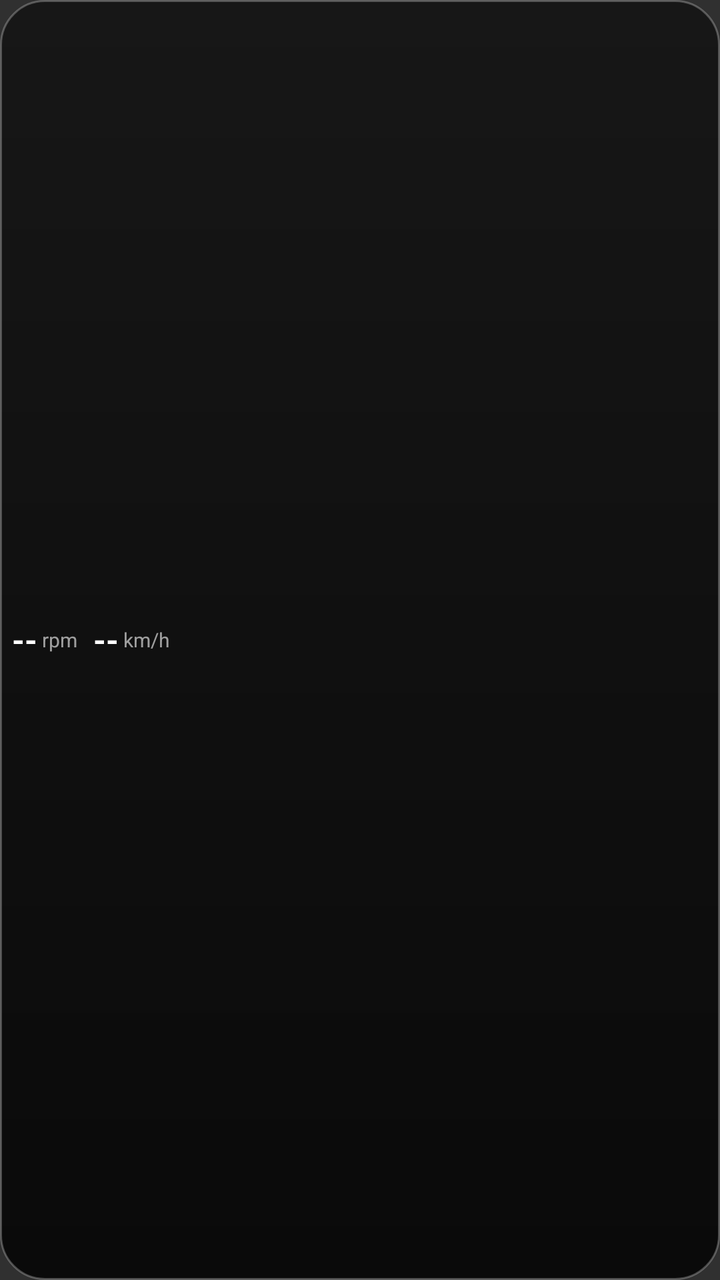
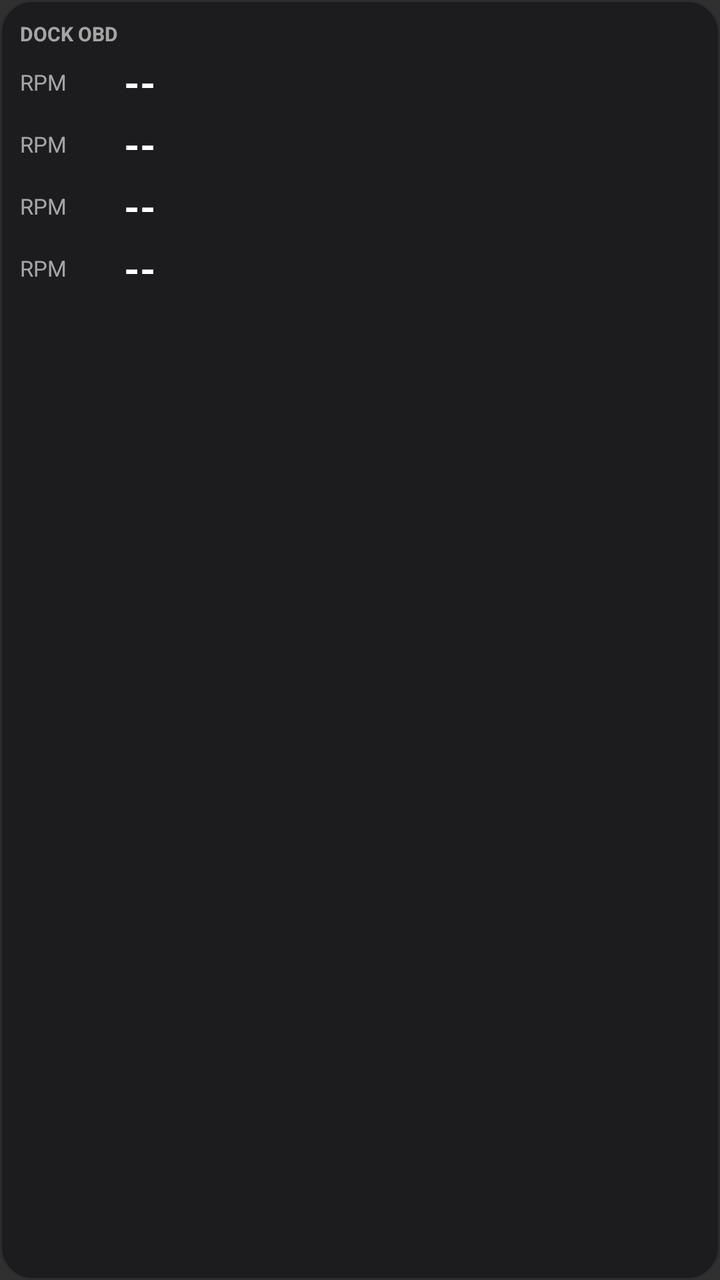

Two renders of the same Android screen: before a commit and after it. Below are the layout's source before the change and the commit's diff.
<!-- AndroidManifest.xml: application theme android:Theme.Material.NoActionBar -->
<!-- res/layout/obd_widget.xml -->
<?xml version="1.0" encoding="utf-8"?>
<LinearLayout xmlns:android="http://schemas.android.com/apk/res/android"
    android:id="@+id/obd_widget_root"
    android:layout_width="match_parent"
    android:layout_height="match_parent"
    android:orientation="horizontal"
    android:gravity="center_vertical"
    android:paddingLeft="6dp"
    android:paddingRight="6dp"
    android:background="@drawable/bg_classic_night">

    <TextView
        android:id="@+id/obd_rpm"
        android:layout_width="wrap_content"
        android:layout_height="wrap_content"
        android:textColor="#FFFFFFFF"
        android:textSize="16sp"
        android:textStyle="bold"
        android:text="--" />

    <TextView
        android:layout_width="wrap_content"
        android:layout_height="wrap_content"
        android:textColor="#99FFFFFF"
        android:textSize="10sp"
        android:text=" rpm" />

    <TextView
        android:id="@+id/obd_speed"
        android:layout_width="wrap_content"
        android:layout_height="wrap_content"
        android:layout_marginLeft="8dp"
        android:textColor="#FFFFFFFF"
        android:textSize="16sp"
        android:textStyle="bold"
        android:text="--" />

    <TextView
        android:layout_width="wrap_content"
        android:layout_height="wrap_content"
        android:textColor="#99FFFFFF"
        android:textSize="10sp"
        android:text=" km/h" />

    <TextView
        android:id="@+id/obd_stale"
        android:layout_width="wrap_content"
        android:layout_height="wrap_content"
        android:layout_marginLeft="6dp"
        android:textColor="#99FFFFFF"
        android:textSize="10sp"
        android:text="" />
</LinearLayout>
<!-- resources referenced by this layout -->
<resources>
  <!-- drawable bg_classic_night (drawable) -->
  <?xml version="1.0" encoding="utf-8"?>
  <shape xmlns:android="http://schemas.android.com/apk/res/android"
      android:shape="rectangle">
      <gradient
          android:angle="270"
          android:startColor="#FF171717"
          android:centerColor="#FF101010"
          android:endColor="#FF0A0A0A" />
      <corners android:radius="22dp" />
      <stroke
          android:width="1dp"
          android:color="#40FFFFFF" />
  </shape>
</resources>

<!-- the commit's change to res/layout/obd_widget.xml (unified diff, before → after) -->
@@ -3,51 +3,172 @@
     android:id="@+id/obd_widget_root"
     android:layout_width="match_parent"
     android:layout_height="match_parent"
-    android:orientation="horizontal"
-    android:gravity="center_vertical"
-    android:paddingLeft="6dp"
-    android:paddingRight="6dp"
-    android:background="@drawable/bg_classic_night">
+    android:orientation="vertical"
+    android:padding="10dp"
+    android:background="@drawable/obd_widget_bg">
 
-    <TextView
-        android:id="@+id/obd_rpm"
-        android:layout_width="wrap_content"
+    <LinearLayout
+        android:layout_width="match_parent"
         android:layout_height="wrap_content"
-        android:textColor="#FFFFFFFF"
-        android:textSize="16sp"
-        android:textStyle="bold"
-        android:text="--" />
+        android:orientation="horizontal"
+        android:gravity="center_vertical">
 
-    <TextView
-        android:layout_width="wrap_content"
+        <TextView
+            android:id="@+id/obd_title"
+            android:layout_width="0dp"
+            android:layout_height="wrap_content"
+            android:layout_weight="1"
+            android:textColor="#99FFFFFF"
+            android:textSize="10sp"
+            android:textStyle="bold"
+            android:text="DOCK OBD" />
+
+        <TextView
+            android:id="@+id/obd_stale"
+            android:layout_width="wrap_content"
+            android:layout_height="wrap_content"
+            android:textColor="#99FFFFFF"
+            android:textSize="10sp"
+            android:text="" />
+    </LinearLayout>
+
+    <LinearLayout
+        android:id="@+id/obd_p1_row"
+        android:layout_width="match_parent"
         android:layout_height="wrap_content"
-        android:textColor="#99FFFFFF"
-        android:textSize="10sp"
-        android:text=" rpm" />
+        android:orientation="horizontal"
+        android:gravity="center_vertical"
+        android:layout_marginTop="4dp">
 
-    <TextView
-        android:id="@+id/obd_speed"
-        android:layout_width="wrap_content"
+        <TextView
+            android:id="@+id/obd_p1_name"
+            android:layout_width="52dp"
+            android:layout_height="wrap_content"
+            android:textColor="#99FFFFFF"
+            android:textSize="11sp"
+            android:text="RPM" />
+
+        <TextView
+            android:id="@+id/obd_p1_val"
+            android:layout_width="0dp"
+            android:layout_height="wrap_content"
+            android:layout_weight="1"
+            android:textColor="#FFFFFFFF"
+            android:textSize="20sp"
+            android:textStyle="bold"
+            android:text="--" />
+
+        <TextView
+            android:id="@+id/obd_p1_unit"
+            android:layout_width="wrap_content"
+            android:layout_height="wrap_content"
+            android:textColor="#99FFFFFF"
+            android:textSize="10sp"
+            android:text="" />
+    </LinearLayout>
+
+    <LinearLayout
+        android:id="@+id/obd_p2_row"
+        android:layout_width="match_parent"
         android:layout_height="wrap_content"
-        android:layout_marginLeft="8dp"
-        android:textColor="#FFFFFFFF"
-        android:textSize="16sp"
-        android:textStyle="bold"
-        android:text="--" />
+        android:orientation="horizontal"
+        android:gravity="center_vertical"
+        android:layout_marginTop="4dp">
 
-    <TextView
-        android:layout_width="wrap_content"
+        <TextView
+            android:id="@+id/obd_p2_name"
+            android:layout_width="52dp"
+            android:layout_height="wrap_content"
+            android:textColor="#99FFFFFF"
+            android:textSize="11sp"
+            android:text="RPM" />
+
+        <TextView
+            android:id="@+id/obd_p2_val"
+            android:layout_width="0dp"
+            android:layout_height="wrap_content"
+            android:layout_weight="1"
+            android:textColor="#FFFFFFFF"
+            android:textSize="20sp"
+            android:textStyle="bold"
+            android:text="--" />
+
+        <TextView
+            android:id="@+id/obd_p2_unit"
+            android:layout_width="wrap_content"
+            android:layout_height="wrap_content"
+            android:textColor="#99FFFFFF"
+            android:textSize="10sp"
+            android:text="" />
+    </LinearLayout>
+
+    <LinearLayout
+        android:id="@+id/obd_p3_row"
+        android:layout_width="match_parent"
         android:layout_height="wrap_content"
-        android:textColor="#99FFFFFF"
-        android:textSize="10sp"
-        android:text=" km/h" />
+        android:orientation="horizontal"
+        android:gravity="center_vertical"
+        android:layout_marginTop="4dp">
 
-    <TextView
-        android:id="@+id/obd_stale"
-        android:layout_width="wrap_content"
+        <TextView
+            android:id="@+id/obd_p3_name"
+            android:layout_width="52dp"
+            android:layout_height="wrap_content"
+            android:textColor="#99FFFFFF"
+            android:textSize="11sp"
+            android:text="RPM" />
+
+        <TextView
+            android:id="@+id/obd_p3_val"
+            android:layout_width="0dp"
+            android:layout_height="wrap_content"
+            android:layout_weight="1"
+            android:textColor="#FFFFFFFF"
+            android:textSize="20sp"
+            android:textStyle="bold"
+            android:text="--" />
+
+        <TextView
+            android:id="@+id/obd_p3_unit"
+            android:layout_width="wrap_content"
+            android:layout_height="wrap_content"
+            android:textColor="#99FFFFFF"
+            android:textSize="10sp"
+            android:text="" />
+    </LinearLayout>
+
+    <LinearLayout
+        android:id="@+id/obd_p4_row"
+        android:layout_width="match_parent"
         android:layout_height="wrap_content"
-        android:layout_marginLeft="6dp"
-        android:textColor="#99FFFFFF"
-        android:textSize="10sp"
-        android:text="" />
+        android:orientation="horizontal"
+        android:gravity="center_vertical"
+        android:layout_marginTop="4dp">
+
+        <TextView
+            android:id="@+id/obd_p4_name"
+            android:layout_width="52dp"
+            android:layout_height="wrap_content"
+            android:textColor="#99FFFFFF"
+            android:textSize="11sp"
+            android:text="RPM" />
+
+        <TextView
+            android:id="@+id/obd_p4_val"
+            android:layout_width="0dp"
+            android:layout_height="wrap_content"
+            android:layout_weight="1"
+            android:textColor="#FFFFFFFF"
+            android:textSize="20sp"
+            android:textStyle="bold"
+            android:text="--" />
+
+        <TextView
+            android:id="@+id/obd_p4_unit"
+            android:layout_width="wrap_content"
+            android:layout_height="wrap_content"
+            android:textColor="#99FFFFFF"
+            android:textSize="10sp"
+            android:text="" />
+    </LinearLayout>
 </LinearLayout>
<!-- resource entries referenced after the edit -->
@@ -1,18 +1,11 @@
 <!-- resources referenced by this layout -->
 <resources>
-  <!-- drawable bg_classic_night (drawable) -->
+  <!-- drawable obd_widget_bg (drawable) -->
   <?xml version="1.0" encoding="utf-8"?>
-  <shape xmlns:android="http://schemas.android.com/apk/res/android"
-      android:shape="rectangle">
-      <gradient
-          android:angle="270"
-          android:startColor="#FF171717"
-          android:centerColor="#FF101010"
-          android:endColor="#FF0A0A0A" />
-      <corners android:radius="22dp" />
-      <stroke
-          android:width="1dp"
-          android:color="#40FFFFFF" />
+  <shape xmlns:android="http://schemas.android.com/apk/res/android" android:shape="rectangle">
+      <solid android:color="#1C1C1E" />
+      <corners android:radius="16dp" />
+      <stroke android:width="1dp" android:color="#2C2C2E" />
   </shape>
 </resources>
 
